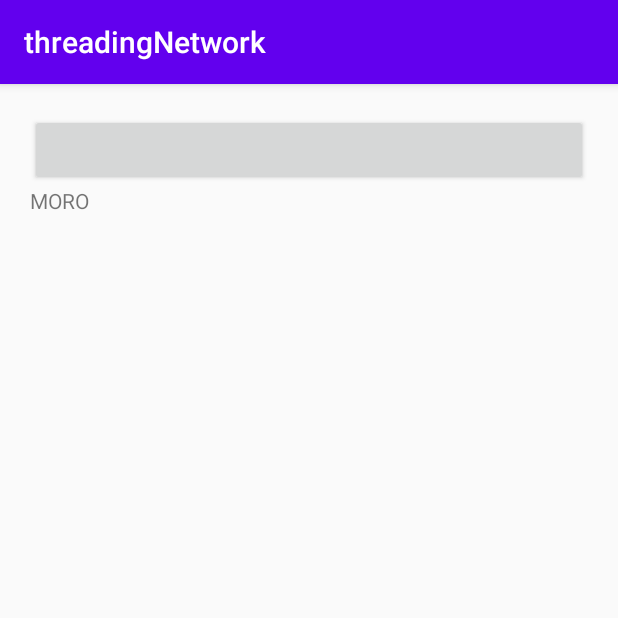
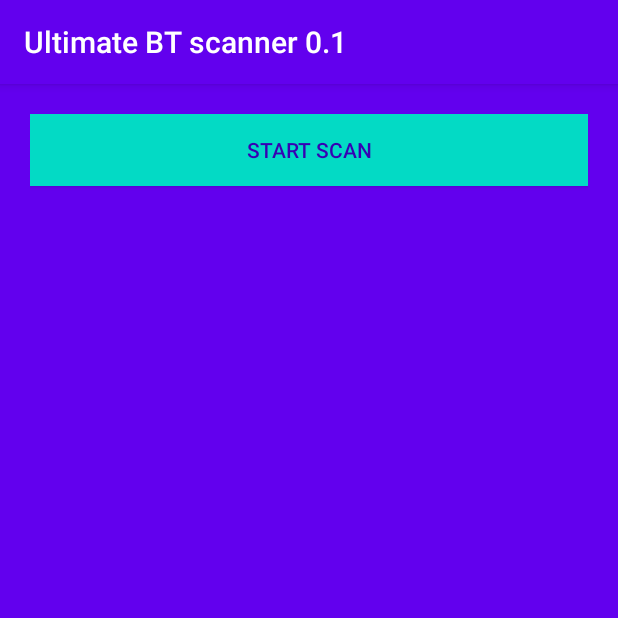
Before and after one commit to Mariinsky/mobile2020, an Android app: the screen it shows after launch (MainActivity), on a phone screen of 412 x 824 dp, the top half of it. Run offline under Robolectric (Android 15) with nearby library versions, the phone set to English and light mode, and no system bars.

Commit message:
btscanner1.0

```diff
--- a/app/src/main/AndroidManifest.xml
+++ b/app/src/main/AndroidManifest.xml
@@ -4,6 +4,7 @@
 
     <uses-permission android:name="android.permission.INTERNET" />
     <uses-permission android:name="android.permission.ACCESS_NETWORK_STATE" />
+    <uses-permission android:name="android.permission.ACCESS_FINE_LOCATION" />
     <uses-permission android:name="android.permission.BLUETOOTH"/>
     <uses-permission android:name="android.permission.BLUETOOTH_ADMIN"/>
 
--- a/app/src/main/java/com/example/threadingnetwork/MainActivity.kt
+++ b/app/src/main/java/com/example/threadingnetwork/MainActivity.kt
@@ -1,15 +1,20 @@
 package com.example.threadingnetwork
 
+import android.Manifest
 import android.bluetooth.BluetoothAdapter
 import android.bluetooth.BluetoothManager
 import android.bluetooth.le.*
 import android.content.Context
 import android.content.Intent
 import android.content.pm.PackageManager
+import android.os.Build
 import androidx.appcompat.app.AppCompatActivity
 import android.os.Bundle
 import android.os.Handler
-import android.util.Log
+import android.view.View
+import androidx.annotation.RequiresApi
+import androidx.appcompat.app.AlertDialog
+import androidx.core.app.ActivityCompat
 import kotlinx.android.synthetic.main.activity_main.*
 
 
@@ -17,61 +22,117 @@ class MainActivity : AppCompatActivity() {
     private lateinit var bluetoothManager: BluetoothManager
     private lateinit var bluetoothAdapter: BluetoothAdapter
     private lateinit var bluetoothLeScanner: BluetoothLeScanner
+    private var scanResults: HashMap<String, ScanResult>? = null
     private var mScanning = false
     private val handler = Handler()
 
-    private val SCAN_PERIOD: Long = 10000
+    private val SCAN_PERIOD: Long = 5000
 
     override fun onCreate(savedInstanceState: Bundle?) {
         super.onCreate(savedInstanceState)
         setContentView(R.layout.activity_main)
+        title = "Ultimate BT scanner 0.1"
         bluetoothManager = getSystemService(Context.BLUETOOTH_SERVICE) as BluetoothManager
         bluetoothAdapter = bluetoothManager.adapter
         bluetoothLeScanner = bluetoothAdapter.bluetoothLeScanner
-        askBtPermission()
+        scanResults = HashMap()
+        checkPermission()
         button.setOnClickListener {
-            bluetoothLeScanner.startScan(leScanCallback)
-            scanLeDevice()
+            if (!bluetoothAdapter.isEnabled) {
+                askBtPermission()
+            } else {
+                scanLeDevice()
+            }
         }
-
     }
 
     private fun scanLeDevice() {
-        if (!mScanning) { // Stops scanning after a pre-defined scan period.
-            Log.i("XXX", "startScan")
+        if (!mScanning) {
             handler.postDelayed({
                 mScanning = false
                 bluetoothLeScanner.stopScan(leScanCallback)
+                var name = ""
+                var strenght = ""
+                scanResults?.forEach {
+                    val r = it.value
+                    name += "${r.device.address}\n"
+                    strenght += "${r.rssi} dBm\n"
+                }
+                adress.text = name
+                str.text = strenght
+                progress.visibility = View.GONE
             }, SCAN_PERIOD)
+            progress.visibility = View.VISIBLE
             mScanning = true
             bluetoothLeScanner.startScan(leScanCallback)
-            Log.i("XXX", "stop")
         } else {
             mScanning = false
             bluetoothLeScanner.stopScan(leScanCallback)
-            Log.i("XXX", "stop2")
         }
     }
 
+    private fun addResult(result: ScanResult) {
+        scanResults?.set(result.device.address, result)
+    }
+
     private val leScanCallback: ScanCallback = object : ScanCallback() {
+        @RequiresApi(Build.VERSION_CODES.R)
         override fun onScanResult(callbackType: Int, result: ScanResult) {
             super.onScanResult(callbackType, result)
-            tekstii.text = "horo"
+            addResult(result)
+        }
+    }
+
+    private fun checkPermission(): Boolean {
+        if (ActivityCompat.checkSelfPermission(
+                this,
+                Manifest.permission.ACCESS_FINE_LOCATION
+            ) != PackageManager.PERMISSION_GRANTED
+        ) {
+            ActivityCompat.requestPermissions(
+                this,
+                arrayOf(Manifest.permission.ACCESS_FINE_LOCATION),
+                200
+            )
+            return false
+        }
+        button.isEnabled = true
+        return true
+    }
+
+    override fun onRequestPermissionsResult(
+        requestCode: Int,
+        permissions: Array<String>,
+        grantResults: IntArray
+    ) {
+        if (requestCode == 200) {
+            when (grantResults[0]) {
+                PackageManager.PERMISSION_GRANTED -> button.isEnabled = true
+                PackageManager.PERMISSION_DENIED -> {
+                    if (shouldShowRequestPermissionRationale(Manifest.permission.ACCESS_FINE_LOCATION)) {
+                        showAlert(permissions, "LOCATION", 200)
+                    }
+                }
+            }
         }
     }
 
     private fun askBtPermission() {
-        if (bluetoothAdapter == null || !bluetoothAdapter.isEnabled) {
-            val enableBtIntent = Intent(BluetoothAdapter.ACTION_REQUEST_ENABLE)
-            startActivityForResult(enableBtIntent, 1)
-        }
+        val enableBtIntent = Intent(BluetoothAdapter.ACTION_REQUEST_ENABLE)
+        startActivity(enableBtIntent)
     }
 
-    override fun onActivityResult(requestCode: Int, resultCode: Int, data: Intent?) {
-        super.onActivityResult(requestCode, resultCode, data)
-        if (resultCode == -1) {
-                Log.i("XXX", requestCode.toString())
-        }
+    private fun showAlert(permissions: Array<String>, name: String, requestCode: Int) {
+        val builder = AlertDialog.Builder(this)
+        builder.apply {
+            setMessage("Persmission to $name is need to use this app")
+            setTitle("Permission needed")
+            setPositiveButton("I understand") { _, _ ->
+                ActivityCompat.requestPermissions(this@MainActivity, permissions, requestCode)
+                }
+            }
+            .create()
+            .show()
     }
 
 }
--- a/app/src/main/res/layout/activity_main.xml
+++ b/app/src/main/res/layout/activity_main.xml
@@ -4,21 +4,58 @@
     xmlns:tools="http://schemas.android.com/tools"
     android:layout_width="match_parent"
     android:layout_height="match_parent"
+    android:orientation="vertical"
     android:padding="20dp"
     tools:context=".MainActivity"
-    android:orientation="vertical">
+    android:background="@color/colorPrimary">
 
     <Button
         android:id="@+id/button"
         android:layout_width="match_parent"
-        android:layout_height="wrap_content" />
+        android:layout_height="wrap_content"
+        android:enabled="false"
+        android:background="@color/colorAccent"
+        android:textColor="@color/colorPrimaryDark"
+        android:text="@string/start_scan" />
 
-    <TextView
-        android:id="@+id/tekstii"
-        android:text="MORO"
+    <ProgressBar
+        android:id="@+id/progress"
+        android:visibility="gone"
+        android:padding="50dp"
         android:layout_width="match_parent"
-        android:layout_height="wrap_content" />
+        android:layout_height="match_parent"/>
 
+    <ScrollView
+        android:layout_marginTop="20dp"
+        android:layout_width="match_parent"
+        android:layout_height="fill_parent">
+
+        <LinearLayout
+            android:layout_width="match_parent"
+            android:layout_height="wrap_content"
+            android:orientation="horizontal">
+
+            <TextView
+                android:id="@+id/str"
+                android:textColor="@android:color/white"
+                android:textAlignment="center"
+                android:layout_width="match_parent"
+                android:layout_height="wrap_content"
+                android:layout_weight="6"
+                android:textSize="20sp" />
+
+            <TextView
+                android:id="@+id/adress"
+                android:textColor="@android:color/white"
+                android:layout_width="match_parent"
+                android:layout_height="wrap_content"
+                android:layout_weight="2"
+                android:textAlignment="center"
+                android:textSize="20sp" />
+
+        </LinearLayout>
+
+    </ScrollView>
 
 
 </LinearLayout>
--- a/app/src/main/res/values/strings.xml
+++ b/app/src/main/res/values/strings.xml
@@ -1,4 +1,5 @@
 <resources>
     <string name="app_name">threadingNetwork</string>
     <string name="lataa">lataa</string>
+    <string name="start_scan">Start scan</string>
 </resources>
```
